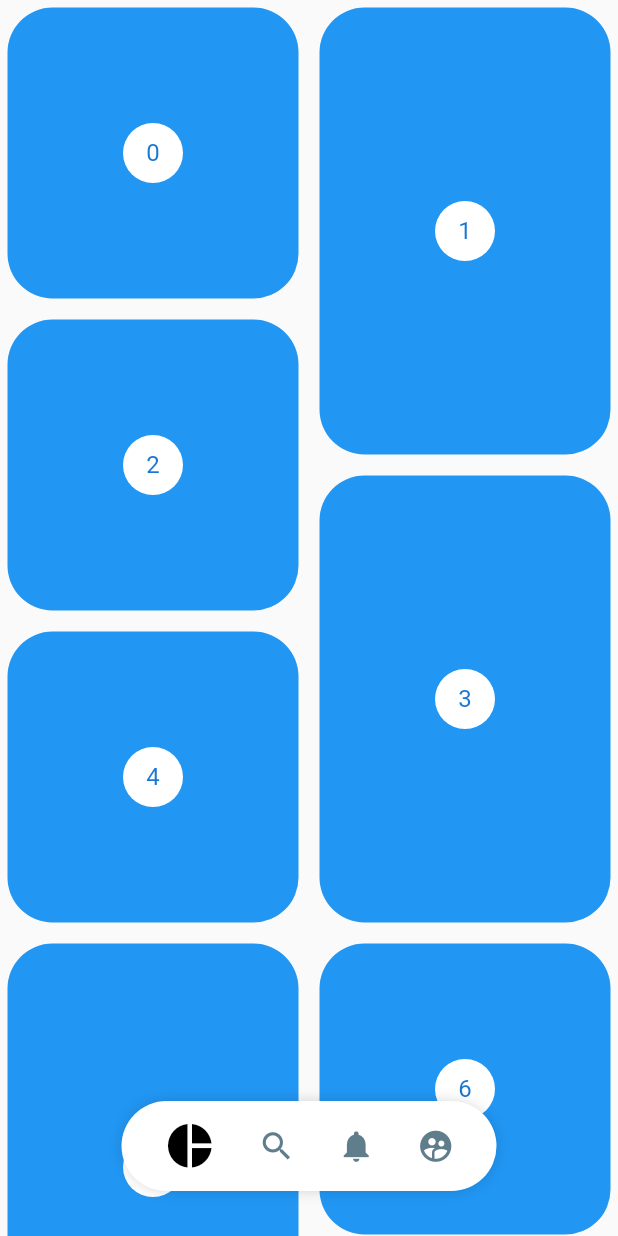
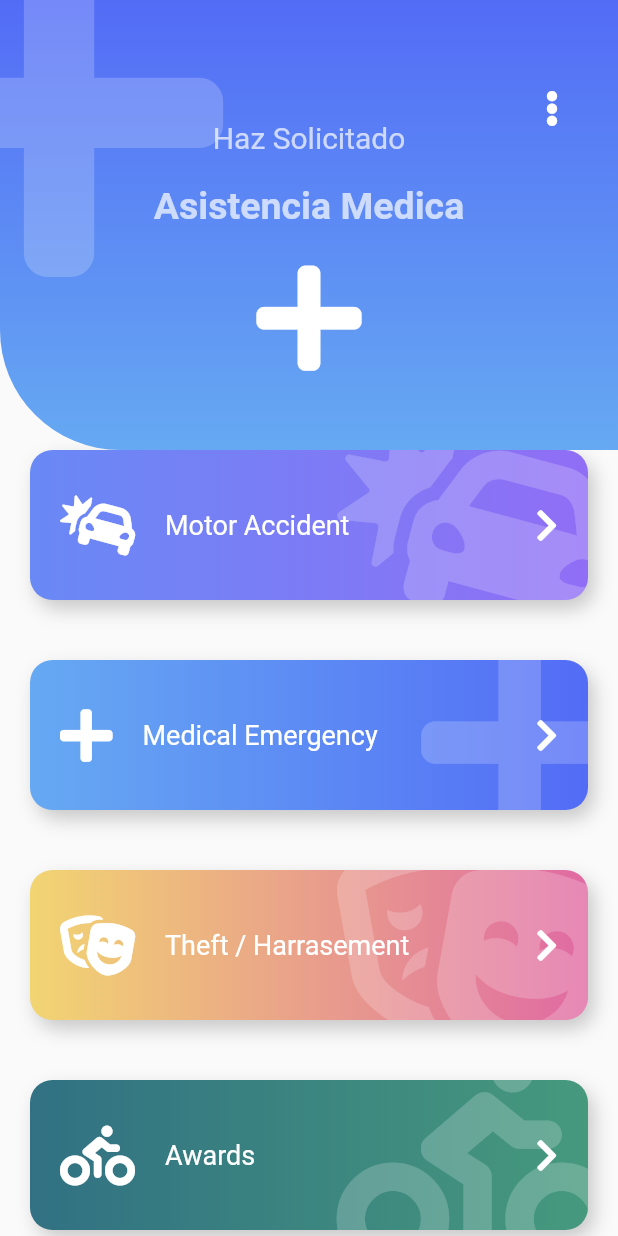
Before and after one commit to SantiagoGonzalezFernandez/Flutter-Design-Curso-Udemy, a Flutter app: the screen it shows after launch, on a phone screen of 412 x 824 dp. Run offline on Flutter 3.47's test engine with Material 2 defaults, Android fonts, the phone set to English and light mode, and no system bars; our stand-ins replace animate_do, flutter_svg, font_awesome_flutter.

Commit message:
Termino el Emergencia Layout

```diff
--- a/disenos/lib/main.dart
+++ b/disenos/lib/main.dart
@@ -2,7 +2,7 @@
 import 'package:flutter/material.dart';
 
 //Importaciones que Si son mias
-import 'package:disenos/src/pages/pinterest_page.dart';
+import 'package:disenos/src/pages/emergency_page.dart';
 
 void main() => runApp(MyApp());
 
@@ -12,7 +12,7 @@ class MyApp extends StatelessWidget {
     return MaterialApp(
       debugShowCheckedModeBanner: false,
       title: 'Disenos App',
-      home: PinterestPage()
+      home: EmergencyPage()
     );
   }
 }
--- /dev/null
+++ b/disenos/lib/src/pages/emergency_page.dart
@@ -0,0 +1,135 @@
+//Imports that are not mine
+import 'package:animate_do/animate_do.dart';
+import 'package:flutter/material.dart';
+import 'package:font_awesome_flutter/font_awesome_flutter.dart';
+
+//Imports that are mine
+import 'package:disenos/src/widgets/headers_widget.dart';
+import 'package:disenos/src/widgets/boton_gordo.dart';
+
+class ItemBoton {
+
+  final IconData icon;
+  final String texto;
+  final Color color1;
+  final Color color2;
+
+  ItemBoton( this.icon, this.texto, this.color1, this.color2 );
+}
+
+class EmergencyPage extends StatelessWidget {
+  @override
+  Widget build(BuildContext context) {
+
+    final items = <ItemBoton>[
+      new ItemBoton( FontAwesomeIcons.carCrash, 'Motor Accident', Color(0xff6989F5), Color(0xff906EF5) ),
+      new ItemBoton( FontAwesomeIcons.plus, 'Medical Emergency', Color(0xff66A9F2), Color(0xff536CF6) ),
+      new ItemBoton( FontAwesomeIcons.theaterMasks, 'Theft / Harrasement', Color(0xffF2D572), Color(0xffE06AA3) ),
+      new ItemBoton( FontAwesomeIcons.biking, 'Awards', Color(0xff317183), Color(0xff46997D) ),
+      new ItemBoton( FontAwesomeIcons.carCrash, 'Motor Accident', Color(0xff6989F5), Color(0xff906EF5) ),
+      new ItemBoton( FontAwesomeIcons.plus, 'Medical Emergency', Color(0xff66A9F2), Color(0xff536CF6) ),
+      new ItemBoton( FontAwesomeIcons.theaterMasks, 'Theft / Harrasement', Color(0xffF2D572), Color(0xffE06AA3) ),
+      new ItemBoton( FontAwesomeIcons.biking, 'Awards', Color(0xff317183), Color(0xff46997D) ),
+      new ItemBoton( FontAwesomeIcons.carCrash, 'Motor Accident', Color(0xff6989F5), Color(0xff906EF5) ),
+      new ItemBoton( FontAwesomeIcons.plus, 'Medical Emergency', Color(0xff66A9F2), Color(0xff536CF6) ),
+      new ItemBoton( FontAwesomeIcons.theaterMasks, 'Theft / Harrasement', Color(0xffF2D572), Color(0xffE06AA3) ),
+      new ItemBoton( FontAwesomeIcons.biking, 'Awards', Color(0xff317183), Color(0xff46997D) ),
+    ];
+
+    List<Widget> itemMap = items.map(
+      (item) => FadeInLeft(
+        duration: Duration(milliseconds: 700),
+        child: BotonGordo(
+          icon: item.icon,
+          texto: item.texto,
+          color1: item.color1,
+          color2: item.color2,
+          onPress: (){
+            print('Hola');
+          }
+        ),
+      )
+    ).toList();
+
+    return Scaffold(
+      body: Stack(
+        children: <Widget>[
+          Container(
+            margin: EdgeInsets.only(top: 200.0),
+            child: ListView(
+              physics: BouncingScrollPhysics(),
+              children: <Widget>[
+                SizedBox(height: 80.0,),
+                ...itemMap
+              ],
+            ),
+          ),
+          _Encabezado()
+        ],
+      )
+    );
+  }
+}
+
+class _Encabezado extends StatelessWidget {
+  @override
+  Widget build(BuildContext context) {
+    return Stack(
+      children: <Widget>[
+        IconHeader(
+          icon: FontAwesomeIcons.plus,
+          titulo: 'Asistencia Medica',
+          subtitulo: 'Haz Solicitado',
+          color1: Color(0xff536CF6),
+          color2: Color(0xff66A9F2),
+        ),
+        Positioned(
+          right: 0.0,
+          top: 45.0,
+          child: RawMaterialButton(
+            onPressed: (){},
+            shape: CircleBorder(),
+            padding: EdgeInsets.all(15.0),
+            child: FaIcon(FontAwesomeIcons.ellipsisV, color: Colors.white)
+          ),
+        )
+      ],
+    );
+  }
+}
+
+class BotonGordoTemp extends StatelessWidget {
+  const BotonGordoTemp({
+    Key key,
+  }) : super(key: key);
+
+  @override
+  Widget build(BuildContext context) {
+    return BotonGordo(
+      icon: FontAwesomeIcons.carCrash,
+      texto: 'Motor Accident',
+      color1: Color(0xff6989F5),
+      color2: Color(0xff906EF5),
+      onPress: (){
+        print('Tap');
+      },
+    );
+  }
+}
+
+class PageHeader extends StatelessWidget {
+  const PageHeader({
+    Key key,
+  }) : super(key: key);
+
+  @override
+  Widget build(BuildContext context) {
+    return IconHeader(
+      icon: FontAwesomeIcons.plus,
+      subtitulo: 'Haz solicitado',
+      titulo: 'Asistencia Medica',
+      color1: Color(0xff526BF6),
+      color2: Color(0xff67ACF2),
+    );
+  }
+}
--- /dev/null
+++ b/disenos/lib/src/widgets/boton_gordo.dart
@@ -0,0 +1,93 @@
+import 'package:flutter/material.dart';
+import 'package:font_awesome_flutter/font_awesome_flutter.dart';
+
+class BotonGordo extends StatelessWidget {
+
+  final IconData icon;
+  final String texto;
+  final Color color1;
+  final Color color2;
+  final Function onPress;
+
+  BotonGordo({
+    this.icon = FontAwesomeIcons.circle,
+    @required this.texto,
+    this.color1 = Colors.grey,
+    this.color2 = Colors.blueGrey,
+    @required this.onPress
+  });
+
+
+  @override
+  Widget build(BuildContext context) {
+    return GestureDetector(
+      onTap: this.onPress,
+      child: Stack(
+        children: <Widget>[
+          _BotonGordoBackground(
+            icon: this.icon,
+            color1: this.color1,
+            color2: this.color2,
+          ),
+          Row(
+            mainAxisAlignment: MainAxisAlignment.center,
+            children: <Widget>[
+              SizedBox(height: 140, width: 40.0),
+              FaIcon(this.icon, color: Colors.white, size: 40.0),
+              SizedBox(width: 20.0),
+              Expanded(child: Text(this.texto, style: TextStyle(color: Colors.white, fontSize: 18))),
+              FaIcon(FontAwesomeIcons.chevronRight, color: Colors.white),
+              SizedBox(width: 40.0),
+            ],
+          )
+        ],
+      ),
+    );
+  }
+}
+
+class _BotonGordoBackground extends StatelessWidget {
+
+  final IconData icon;
+  final Color color1;
+  final Color color2;
+
+  _BotonGordoBackground({
+    @required this.icon,
+    @required this.color1,
+    @required this.color2
+  });
+
+  @override
+  Widget build(BuildContext context) {
+    return Container(
+      child: ClipRRect(
+        borderRadius: BorderRadius.circular(15),
+        child: Stack(
+          children: <Widget>[
+            Positioned(
+              right: -20,
+              top: -20,
+              child: FaIcon(this.icon, size: 150.0,color: Colors.white.withOpacity(0.2))
+            )
+          ],
+        ),
+      ),
+      width: double.infinity,
+      height: 100.0,
+      margin: EdgeInsets.all(20.0),
+      decoration: BoxDecoration(
+        boxShadow: <BoxShadow>[
+          BoxShadow(color: Colors.black.withOpacity(0.2), offset: Offset(4, 6), blurRadius: 10.0),
+        ],
+        borderRadius: BorderRadius.circular(15),
+        gradient: LinearGradient(
+          colors: <Color>[
+            this.color1,
+            this.color2
+          ]
+        )
+      ),
+    );
+  }
+}
--- a/disenos/lib/src/widgets/headers_widget.dart
+++ b/disenos/lib/src/widgets/headers_widget.dart
@@ -1,5 +1,6 @@
 //Importaciones que no son mias
 import 'package:flutter/material.dart';
+import 'package:font_awesome_flutter/font_awesome_flutter.dart';
 
 class HeaderCuadrado extends StatelessWidget {
   @override
@@ -292,3 +293,78 @@ class _HeaderWaveGradientPainter extends CustomPainter{
     return true;
   }
 }
+
+class IconHeader extends StatelessWidget {
+
+  final IconData icon;
+  final String titulo;
+  final String subtitulo;
+  final Color color1;
+  final Color color2;
+
+  const IconHeader({
+    @required this.icon,
+    @required this.titulo,
+    @required this.subtitulo,
+    this.color1 = Colors.grey,
+    this.color2 = Colors.blueGrey,
+  });
+
+  @override
+  Widget build(BuildContext context) {
+    final Color colorBlanco = Colors.white.withOpacity(0.7);
+    return Stack(
+      children: <Widget>[
+        _IconHeaderBackground(
+          color1: this.color1,
+          color2: this.color2,
+        ),
+        Positioned(
+          top: -50.0,
+          left: -70.0,
+          child: FaIcon(this.icon, size: 250.0, color: Colors.white.withOpacity(0.2)),
+        ),
+        Column(
+          children: <Widget>[
+            SizedBox(height: 80.0,width: double.infinity),
+            Text(this.subtitulo, style: TextStyle(fontSize: 20.0, color: colorBlanco)),
+            SizedBox(height: 20.0),
+            Text(this.titulo, style: TextStyle(fontSize: 25.0, color: colorBlanco, fontWeight: FontWeight.bold)),
+            SizedBox(height: 20.0),
+            FaIcon(this.icon, size: 80.0, color: Colors.white),
+          ],
+        )
+      ],
+    );
+  }
+}
+
+class _IconHeaderBackground extends StatelessWidget {
+
+  final Color color1;
+  final Color color2;
+
+  const _IconHeaderBackground({
+    @required this.color1,
+    @required this.color2,
+  });
+
+  @override
+  Widget build(BuildContext context) {
+    return Container(
+      width: double.infinity,
+      height: 300.0,
+      decoration: BoxDecoration(
+        borderRadius: BorderRadius.only(bottomLeft: Radius.circular(80)),
+        gradient: LinearGradient(
+          begin: Alignment.topCenter,
+          end: Alignment.bottomCenter,
+          colors: <Color>[
+            this.color1,
+            this.color2
+          ]
+        )
+      ),
+    );
+  }
+}
--- a/disenos/pubspec.yaml
+++ b/disenos/pubspec.yaml
@@ -31,6 +31,9 @@ dependencies:
   flutter_svg: ^0.17.3+1
   provider: ^4.0.4
   flutter_staggered_grid_view: ^0.3.0
+  font_awesome_flutter: ^8.8.1
+  animate_do: ^1.7.2
+
 
 dev_dependencies:
   flutter_test:
```
Also changed, not shown: disenos/pubspec.lock.
